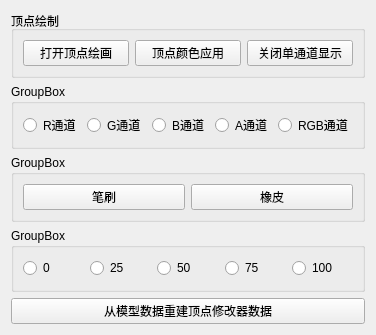
Old version of the form ui/VertexPaintTool.ui in the repository fxcfxcfxc/MaxTool_VertexPaint.
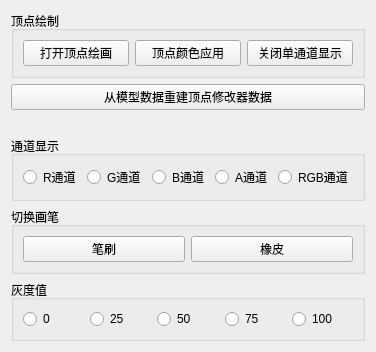
New version of the form.

Diff of the .ui file:
```diff
--- a/ui/VertexPaintTool.ui
+++ b/ui/VertexPaintTool.ui
@@ -44,10 +44,33 @@
      </layout>
     </widget>
    </item>
+   <item>
+    <widget class="QPushButton" name="pushButton_6">
+     <property name="autoFillBackground">
+      <bool>true</bool>
+     </property>
+     <property name="text">
+      <string>从模型数据重建顶点修改器数据</string>
+     </property>
+    </widget>
+   </item>
+   <item>
+    <spacer name="horizontalSpacer">
+     <property name="orientation">
+      <enum>Qt::Horizontal</enum>
+     </property>
+     <property name="sizeHint" stdset="0">
+      <size>
+       <width>40</width>
+       <height>20</height>
+      </size>
+     </property>
+    </spacer>
+   </item>
    <item>
     <widget class="QGroupBox" name="groupBox">
      <property name="title">
-      <string>GroupBox</string>
+      <string>通道显示</string>
      </property>
      <layout class="QHBoxLayout" name="horizontalLayout_3">
       <item>
@@ -91,7 +114,7 @@
    <item>
     <widget class="QGroupBox" name="groupBox_2">
      <property name="title">
-      <string>GroupBox</string>
+      <string>切换画笔</string>
      </property>
      <layout class="QHBoxLayout" name="horizontalLayout">
       <item>
@@ -114,7 +137,7 @@
    <item>
     <widget class="QGroupBox" name="groupBox_3">
      <property name="title">
-      <string>GroupBox</string>
+      <string>灰度值</string>
      </property>
      <layout class="QHBoxLayout" name="horizontalLayout_2">
       <item>
@@ -155,13 +178,6 @@
      </layout>
     </widget>
    </item>
-   <item>
-    <widget class="QPushButton" name="pushButton_6">
-     <property name="text">
-      <string>从模型数据重建顶点修改器数据</string>
-     </property>
-    </widget>
-   </item>
   </layout>
  </widget>
  <resources/>
```
